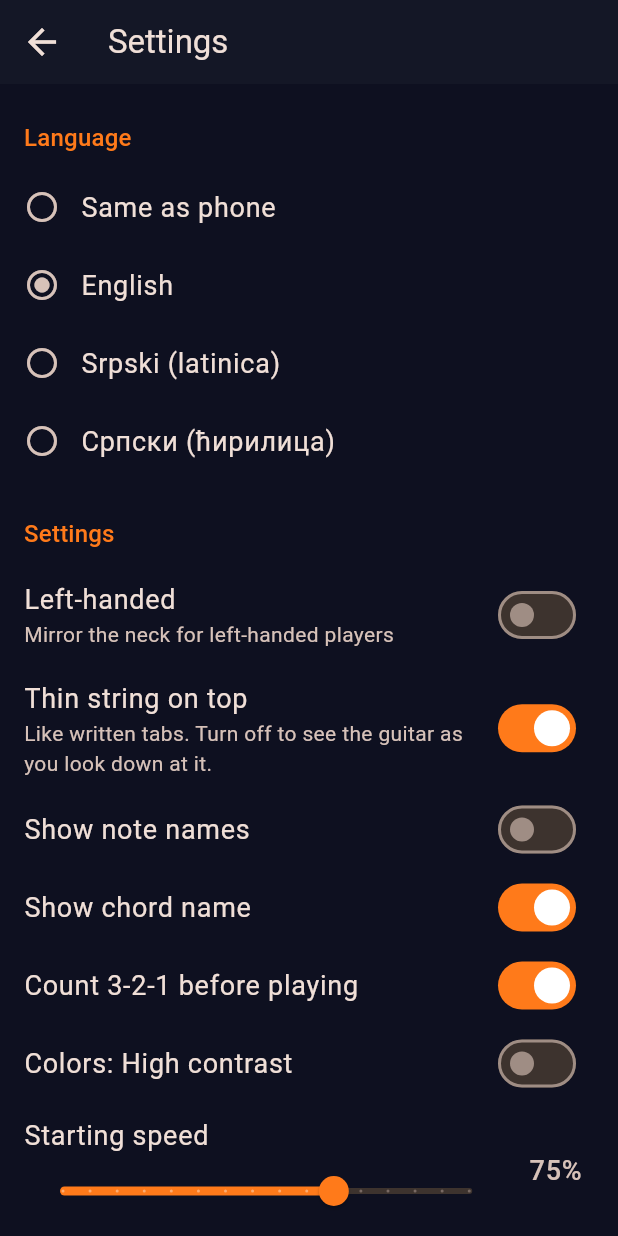
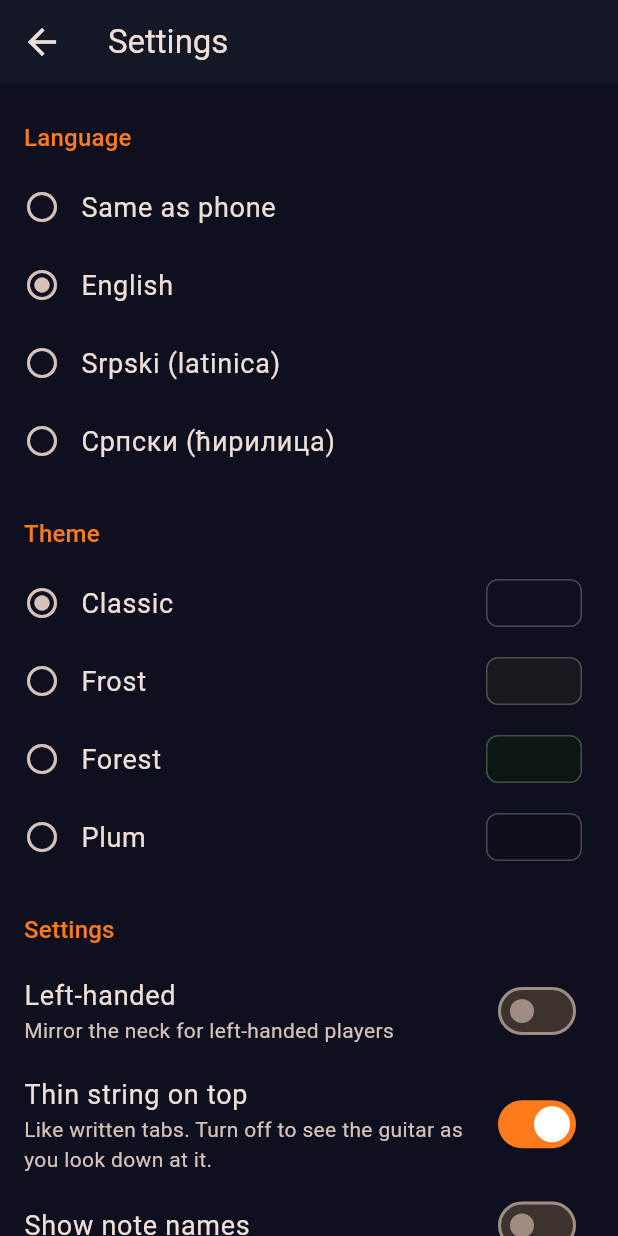
Before and after one commit to mcbane23/guitar-learn-app, a Flutter app: the SettingsScreen screen opened directly, after a tap on "English", on a phone screen of 412 x 824 dp. Run offline on Flutter 3.47's test engine with Material 3 defaults, Android fonts, the phone set to English and light mode, and no system bars; our stand-ins replace shared_preferences; accounts and stored records are empty; network calls fail.

Commit message:
Add selectable color themes
Settings now has a Theme section with Classic (the original orange on
navy), Frost (light blue on dark silver), Forest and Plum. The choice is
saved on the device. Hardcoded orange accents now follow the theme.

Co-Authored-By: Claude Opus 5.5 (1M context) <noreply@anthropic.com>
Claude-Session: https://claude.ai/code/session_017raAaqLPLAHvnm3xR8D9ct

```diff
--- a/app/lib/app.dart
+++ b/app/lib/app.dart
@@ -7,6 +7,7 @@ import 'data/song_repository.dart';
 import 'l10n/strings.dart';
 import 'settings/settings.dart';
 import 'ui/home_screen.dart';
+import 'ui/themes.dart';
 
 /// Shared services for every screen.
 class AppServices extends InheritedWidget {
@@ -45,7 +46,7 @@ class GuitarApp extends StatelessWidget {
               child: MaterialApp(
                 title: strings.appTitle,
                 debugShowCheckedModeBanner: false,
-                theme: buildTheme(),
+                theme: buildTheme(settings.colorTheme),
                 locale: language.locale,
                 supportedLocales: [for (final l in AppLanguage.values) l.locale],
                 localizationsDelegates: GlobalMaterialLocalizations.delegates,
@@ -63,28 +64,3 @@ class GuitarApp extends StatelessWidget {
     );
   }
 }
-
-ThemeData buildTheme() {
-  const seed = Color(0xFFFF7A1A);
-  final scheme = ColorScheme.fromSeed(seedColor: seed, brightness: Brightness.dark).copyWith(
-    surface: const Color(0xFF141726),
-    primary: seed,
-    onPrimary: Colors.white,
-  );
-  final base = ThemeData(colorScheme: scheme, useMaterial3: true);
-  return base.copyWith(
-    scaffoldBackgroundColor: const Color(0xFF0E1020),
-    visualDensity: VisualDensity.comfortable,
-    focusColor: Colors.white.withValues(alpha: 0.18),
-    filledButtonTheme: FilledButtonThemeData(
-      style: FilledButton.styleFrom(
-        minimumSize: const Size(64, 56),
-        textStyle: const TextStyle(fontSize: 18, fontWeight: FontWeight.w700),
-        padding: const EdgeInsets.symmetric(horizontal: 20),
-      ),
-    ),
-    iconButtonTheme: IconButtonThemeData(
-      style: IconButton.styleFrom(minimumSize: const Size(52, 52), iconSize: 28),
-    ),
-  );
-}
--- a/app/lib/l10n/strings.dart
+++ b/app/lib/l10n/strings.dart
@@ -84,6 +84,8 @@ class Strings {
   String get colors => _t('colors');
   String get colorsBright => _t('colorsBright');
   String get colorsHighContrast => _t('colorsHighContrast');
+  String get theme => _t('theme');
+  String themeName(String name) => _t('theme_$name');
   String get defaultSpeed => _t('defaultSpeed');
   String get volume => _t('volume');
   String get countIn => _t('countIn');
@@ -163,6 +165,11 @@ class Strings {
     'colors': 'Colors',
     'colorsBright': 'Bright',
     'colorsHighContrast': 'High contrast',
+    'theme': 'Theme',
+    'theme_classic': 'Classic',
+    'theme_frost': 'Frost',
+    'theme_forest': 'Forest',
+    'theme_plum': 'Plum',
     'defaultSpeed': 'Starting speed',
     'volume': 'Volume',
     'countIn': 'Count 3-2-1 before playing',
@@ -227,6 +234,11 @@ class Strings {
     'colors': 'Boje',
     'colorsBright': 'Vesele',
     'colorsHighContrast': 'Jak kontrast',
+    'theme': 'Tema',
+    'theme_classic': 'Klasična',
+    'theme_frost': 'Mraz',
+    'theme_forest': 'Šuma',
+    'theme_plum': 'Šljiva',
     'defaultSpeed': 'Početna brzina',
     'volume': 'Jačina zvuka',
     'countIn': 'Odbrojavanje 3-2-1 pre sviranja',
--- a/app/lib/settings/settings.dart
+++ b/app/lib/settings/settings.dart
@@ -2,6 +2,7 @@ import 'package:flutter/widgets.dart';
 import 'package:shared_preferences/shared_preferences.dart';
 
 import '../l10n/strings.dart';
+import '../ui/themes.dart';
 
 /// User settings, stored on the device only.
 class AppSettings extends ChangeNotifier {
@@ -29,6 +30,7 @@ class AppSettings extends ChangeNotifier {
   bool showNoteNames = false;
   bool showChordName = true;
   bool highContrast = false;
+  AppColorTheme colorTheme = AppColorTheme.classic;
   bool countIn = true;
   double defaultSpeed = 0.75;
   double volume = 0.9;
@@ -43,6 +45,8 @@ class AppSettings extends ChangeNotifier {
     showNoteNames = p.getBool('showNoteNames') ?? showNoteNames;
     showChordName = p.getBool('showChordName') ?? showChordName;
     highContrast = p.getBool('highContrast') ?? highContrast;
+    final theme = p.getString('colorTheme');
+    colorTheme = AppColorTheme.values.where((t) => t.name == theme).firstOrNull ?? colorTheme;
     countIn = p.getBool('countIn') ?? countIn;
     defaultSpeed = p.getDouble('defaultSpeed') ?? defaultSpeed;
     volume = p.getDouble('volume') ?? volume;
@@ -72,6 +76,7 @@ class AppSettings extends ChangeNotifier {
     p.setBool('showNoteNames', showNoteNames);
     p.setBool('showChordName', showChordName);
     p.setBool('highContrast', highContrast);
+    p.setString('colorTheme', colorTheme.name);
     p.setBool('countIn', countIn);
     p.setDouble('defaultSpeed', defaultSpeed);
     p.setDouble('volume', volume);
--- a/app/lib/ui/chords_screen.dart
+++ b/app/lib/ui/chords_screen.dart
@@ -114,7 +114,7 @@ class _ChordsScreenState extends State<ChordsScreen> with SingleTickerProviderSt
                   ),
                 ),
                 if (shape != null)
-                  Text(shape.name, style: const TextStyle(fontSize: 36, fontWeight: FontWeight.w900, color: Color(0xFFFF7A1A))),
+                  Text(shape.name, style: TextStyle(fontSize: 36, fontWeight: FontWeight.w900, color: Theme.of(context).colorScheme.primary)),
               ]),
             ),
             SizedBox(
@@ -129,10 +129,15 @@ class _ChordsScreenState extends State<ChordsScreen> with SingleTickerProviderSt
                       child: FocusCard(
                         width: 72,
                         autofocus: i == 0,
-                        color: n == _selected ? const Color(0xFFFF7A1A) : null,
+                        color: n == _selected ? Theme.of(context).colorScheme.primary : null,
                         onTap: () => _pick(chords[n]!),
                         child: Center(
-                          child: Text(n, style: const TextStyle(fontSize: 22, fontWeight: FontWeight.w800)),
+                          child: Text(n,
+                              style: TextStyle(
+                                fontSize: 22,
+                                fontWeight: FontWeight.w800,
+                                color: n == _selected ? Theme.of(context).colorScheme.onPrimary : null,
+                              )),
                         ),
                       ),
                     ),
--- a/app/lib/ui/home_screen.dart
+++ b/app/lib/ui/home_screen.dart
@@ -97,7 +97,7 @@ class _HomeScreenState extends State<HomeScreen> {
         runSpacing: 8,
         children: [
           Row(mainAxisSize: MainAxisSize.min, children: [
-            const Icon(Icons.music_note_rounded, size: 36, color: Color(0xFFFF7A1A)),
+            Icon(Icons.music_note_rounded, size: 36, color: Theme.of(context).colorScheme.primary),
             const SizedBox(width: 8),
             Text(t.appTitle, style: Theme.of(context).textTheme.headlineMedium?.copyWith(fontWeight: FontWeight.w800)),
           ]),
--- a/app/lib/ui/player_screen.dart
+++ b/app/lib/ui/player_screen.dart
@@ -147,10 +147,12 @@ class _TopBar extends StatelessWidget {
                   padding: const EdgeInsets.symmetric(horizontal: 14, vertical: 2),
                   margin: const EdgeInsets.symmetric(horizontal: 12),
                   decoration: BoxDecoration(
-                    color: const Color(0xFFFF7A1A),
+                    color: Theme.of(context).colorScheme.primary,
                     borderRadius: BorderRadius.circular(12),
                   ),
-                  child: Text(chord, style: const TextStyle(fontSize: 26, fontWeight: FontWeight.w900)),
+                  child: Text(chord,
+                      style: TextStyle(
+                          fontSize: 26, fontWeight: FontWeight.w900, color: Theme.of(context).colorScheme.onPrimary)),
                 ),
               _BeatDots(controller: controller),
               const SizedBox(width: 12),
@@ -194,7 +196,7 @@ class _BeatDots extends StatelessWidget {
             height: i == 0 ? 16 : 12,
             decoration: BoxDecoration(
               shape: BoxShape.circle,
-              color: active && i == beat ? (i == 0 ? const Color(0xFFFF7A1A) : Colors.white) : Colors.white24,
+              color: active && i == beat ? (i == 0 ? Theme.of(context).colorScheme.primary : Colors.white) : Colors.white24,
             ),
           ),
       ],
@@ -327,7 +329,7 @@ class _Progress extends StatelessWidget {
                         bottom: 6,
                         child: DecoratedBox(
                           decoration: BoxDecoration(
-                            color: const Color(0x55FF7A1A),
+                            color: Theme.of(context).colorScheme.primary.withValues(alpha: 0.33),
                             borderRadius: BorderRadius.circular(6),
                           ),
                         ),
--- a/app/lib/ui/settings_screen.dart
+++ b/app/lib/ui/settings_screen.dart
@@ -4,6 +4,7 @@ import '../app.dart';
 import '../data/song_repository.dart';
 import '../l10n/strings.dart';
 import '../settings/settings.dart';
+import 'themes.dart';
 
 class SettingsScreen extends StatelessWidget {
   const SettingsScreen({super.key});
@@ -16,7 +17,7 @@ class SettingsScreen extends StatelessWidget {
 
     Widget header(String text) => Padding(
           padding: const EdgeInsets.fromLTRB(16, 24, 16, 8),
-          child: Text(text, style: Theme.of(context).textTheme.titleMedium?.copyWith(color: const Color(0xFFFF7A1A))),
+          child: Text(text, style: Theme.of(context).textTheme.titleMedium?.copyWith(color: Theme.of(context).colorScheme.primary)),
         );
 
     Widget toggle(String title, String? subtitle, bool value, void Function(AppSettings, bool) set) =>
@@ -46,6 +47,14 @@ class SettingsScreen extends StatelessWidget {
               title: Text(label, style: const TextStyle(fontSize: 18)),
               leading: Icon(s.language == lang ? Icons.radio_button_checked : Icons.radio_button_off),
               onTap: () => s.update((x) => x.language = lang),
+            ),
+          header(t.theme),
+          for (final theme in AppColorTheme.values)
+            ListTile(
+              title: Text(t.themeName(theme.name), style: const TextStyle(fontSize: 18)),
+              leading: Icon(s.colorTheme == theme ? Icons.radio_button_checked : Icons.radio_button_off),
+              trailing: _ThemeSwatch(theme),
+              onTap: () => s.update((x) => x.colorTheme = theme),
             ),
           header(t.settings),
           toggle(t.leftHanded, t.leftHandedHint, s.leftHanded, (x, v) => x.leftHanded = v),
@@ -107,3 +116,29 @@ class SettingsScreen extends StatelessWidget {
     );
   }
 }
+
+/// A small preview of a theme: its background with the accent color on top.
+class _ThemeSwatch extends StatelessWidget {
+  const _ThemeSwatch(this.theme);
+
+  final AppColorTheme theme;
+
+  @override
+  Widget build(BuildContext context) {
+    return Container(
+      width: 64,
+      height: 32,
+      padding: const EdgeInsets.all(6),
+      decoration: BoxDecoration(
+        color: theme.background,
+        borderRadius: BorderRadius.circular(8),
+        border: Border.all(color: Colors.white24),
+      ),
+      child: Row(children: [
+        Expanded(child: DecoratedBox(decoration: BoxDecoration(color: theme.surface, borderRadius: BorderRadius.circular(4)))),
+        const SizedBox(width: 4),
+        Expanded(child: DecoratedBox(decoration: BoxDecoration(color: theme.accent, borderRadius: BorderRadius.circular(4)))),
+      ]),
+    );
+  }
+}
--- /dev/null
+++ b/app/lib/ui/themes.dart
@@ -0,0 +1,96 @@
+import 'package:flutter/material.dart';
+
+/// Color themes the user can pick in settings. All are dark so the guitar
+/// neck and white text stay easy to see.
+enum AppColorTheme { classic, frost, forest, plum }
+
+class _Palette {
+  const _Palette({
+    required this.accent,
+    required this.onAccent,
+    required this.background,
+    required this.surface,
+    this.containers,
+  });
+
+  final Color accent;
+  final Color onAccent;
+  final Color background;
+  final Color surface;
+
+  /// Card colors from lowest to highest. null = derived from the accent.
+  final List<Color>? containers;
+}
+
+const _palettes = {
+  // The original look: warm orange on deep navy.
+  AppColorTheme.classic: _Palette(
+    accent: Color(0xFFFF7A1A),
+    onAccent: Colors.white,
+    background: Color(0xFF0E1020),
+    surface: Color(0xFF141726),
+  ),
+  // Cool: light blue on dark silver.
+  AppColorTheme.frost: _Palette(
+    accent: Color(0xFF8FD3FF),
+    onAccent: Color(0xFF0B1A26),
+    background: Color(0xFF16191D),
+    surface: Color(0xFF1E2227),
+    containers: [Color(0xFF1A1D22), Color(0xFF22262C), Color(0xFF292E35), Color(0xFF323841), Color(0xFF3C434D)],
+  ),
+  AppColorTheme.forest: _Palette(
+    accent: Color(0xFF4CC38A),
+    onAccent: Color(0xFF06210F),
+    background: Color(0xFF0B1712),
+    surface: Color(0xFF11211A),
+  ),
+  AppColorTheme.plum: _Palette(
+    accent: Color(0xFFC39BFF),
+    onAccent: Color(0xFF1C0D35),
+    background: Color(0xFF110D1D),
+    surface: Color(0xFF191429),
+  ),
+};
+
+extension AppColorThemeX on AppColorTheme {
+  Color get accent => _palettes[this]!.accent;
+  Color get background => _palettes[this]!.background;
+  Color get surface => _palettes[this]!.surface;
+}
+
+ThemeData buildTheme([AppColorTheme theme = AppColorTheme.classic]) {
+  final p = _palettes[theme]!;
+  var scheme = ColorScheme.fromSeed(seedColor: p.accent, brightness: Brightness.dark).copyWith(
+    surface: p.surface,
+    primary: p.accent,
+    onPrimary: p.onAccent,
+  );
+  final c = p.containers;
+  if (c != null) {
+    scheme = scheme.copyWith(
+      surfaceContainerLowest: c[0],
+      surfaceContainerLow: c[1],
+      surfaceContainer: c[2],
+      surfaceContainerHigh: c[3],
+      surfaceContainerHighest: c[4],
+      secondaryContainer: c[4],
+      onSecondaryContainer: Colors.white,
+    );
+  }
+  final base = ThemeData(colorScheme: scheme, useMaterial3: true);
+  return base.copyWith(
+    scaffoldBackgroundColor: p.background,
+    visualDensity: VisualDensity.comfortable,
+    focusColor: Colors.white.withValues(alpha: 0.18),
+    filledButtonTheme: FilledButtonThemeData(
+      style: FilledButton.styleFrom(
+        minimumSize: const Size(64, 56),
+        textStyle: const TextStyle(fontSize: 18, fontWeight: FontWeight.w700),
+        padding: const EdgeInsets.symmetric(horizontal: 20),
+      ),
+    ),
+    iconButtonTheme: IconButtonThemeData(
+      style: IconButton.styleFrom(minimumSize: const Size(52, 52), iconSize: 28),
+    ),
+  );
+}
```
Also changed, not shown: 1 other file.
